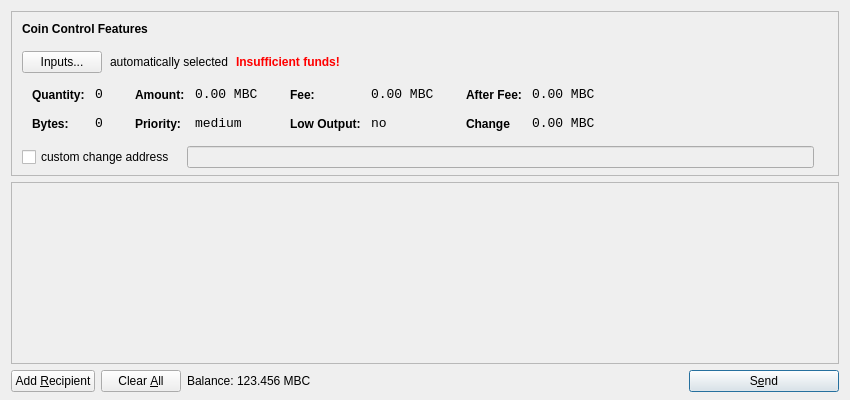
The window that src/qt/forms/sendcoinsdialog.ui (digixhub/MicroBitcoin) describes before a commit, drawn with Qt 5.
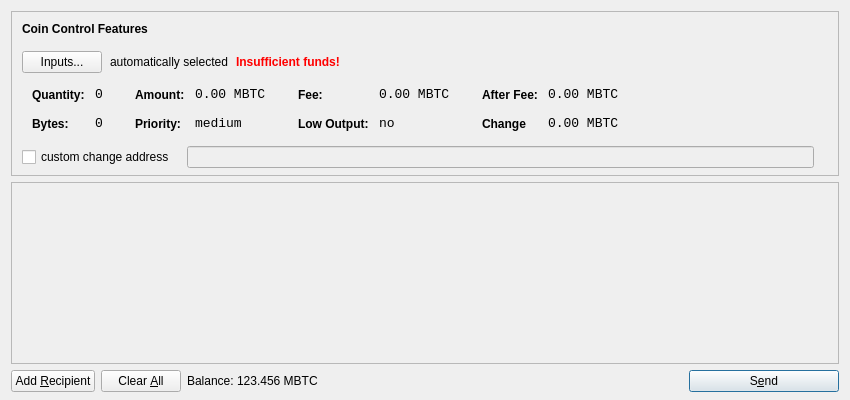
The same window after the commit. Icons and pictures are not drawn.

Commit message:
Updated Symbol MBC to MBTC
Push Update on Symbol Name of MBC to MBTC

```diff
--- a/src/qt/forms/sendcoinsdialog.ui
+++ b/src/qt/forms/sendcoinsdialog.ui
@@ -321,7 +321,7 @@
                   <enum>Qt::ActionsContextMenu</enum>
                  </property>
                  <property name="text">
-                  <string>0.00 MBC</string>
+                  <string>0.00 MBTC</string>
                  </property>
                  <property name="textInteractionFlags">
                   <set>Qt::LinksAccessibleByMouse|Qt::TextSelectableByKeyboard|Qt::TextSelectableByMouse</set>
@@ -407,7 +407,7 @@
                   <enum>Qt::ActionsContextMenu</enum>
                  </property>
                  <property name="text">
-                  <string>0.00 MBC</string>
+                  <string>0.00 MBTC</string>
                  </property>
                  <property name="textInteractionFlags">
                   <set>Qt::LinksAccessibleByMouse|Qt::TextSelectableByKeyboard|Qt::TextSelectableByMouse</set>
@@ -493,7 +493,7 @@
                   <enum>Qt::ActionsContextMenu</enum>
                  </property>
                  <property name="text">
-                  <string>0.00 MBC</string>
+                  <string>0.00 MBTC</string>
                  </property>
                  <property name="textInteractionFlags">
                   <set>Qt::LinksAccessibleByMouse|Qt::TextSelectableByKeyboard|Qt::TextSelectableByMouse</set>
@@ -525,7 +525,7 @@
                   <enum>Qt::ActionsContextMenu</enum>
                  </property>
                  <property name="text">
-                  <string>0.00 MBC</string>
+                  <string>0.00 MBTC</string>
                  </property>
                  <property name="textInteractionFlags">
                   <set>Qt::LinksAccessibleByMouse|Qt::TextSelectableByKeyboard|Qt::TextSelectableByMouse</set>
@@ -732,7 +732,7 @@
           <cursorShape>IBeamCursor</cursorShape>
          </property>
          <property name="text">
-          <string>123.456 MBC</string>
+          <string>123.456 MBTC</string>
          </property>
          <property name="textInteractionFlags">
           <set>Qt::LinksAccessibleByMouse|Qt::TextSelectableByKeyboard|Qt::TextSelectableByMouse</set>
```
The commit also changes 9 other files.
